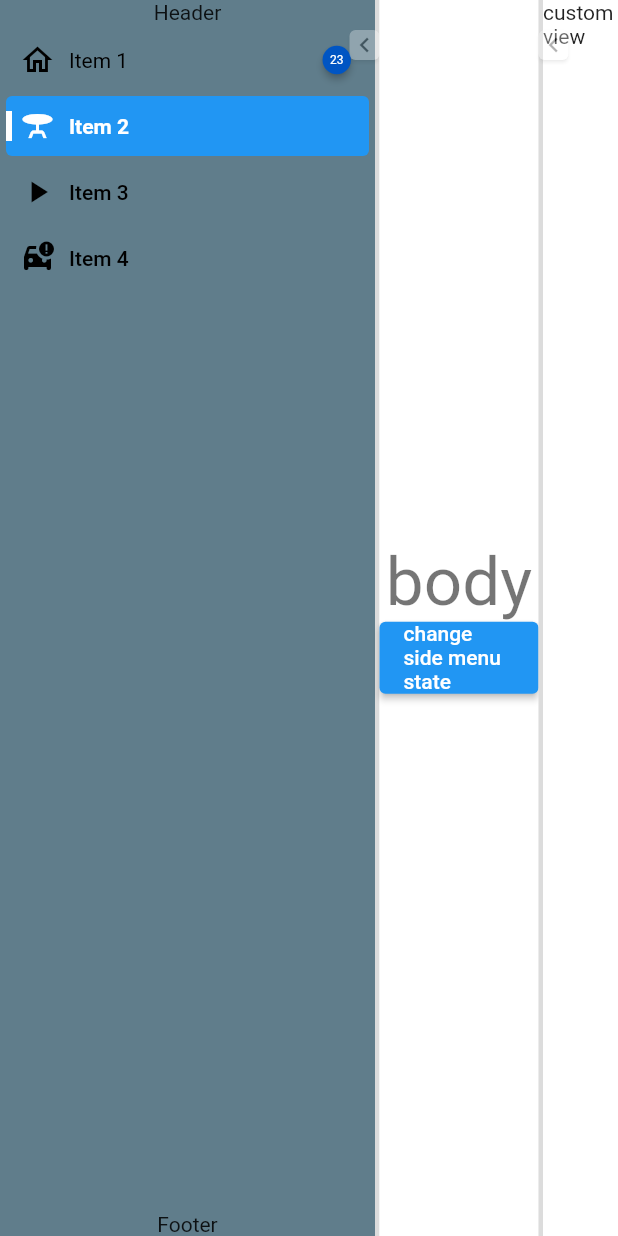
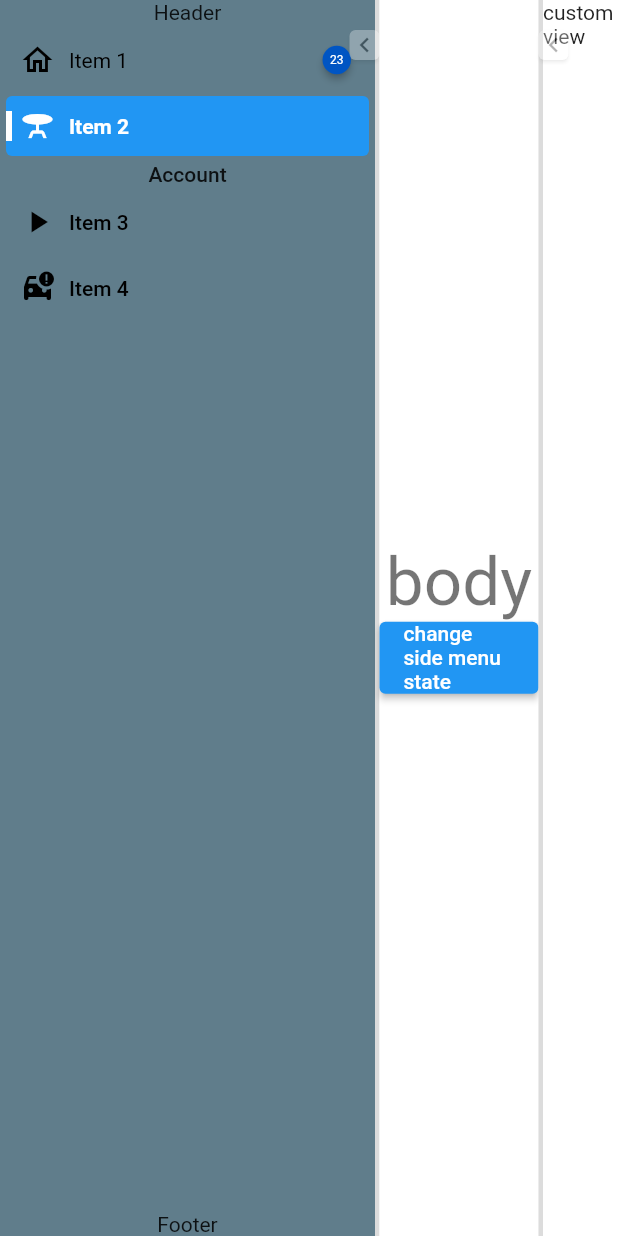
Before and after one commit to resfandiari/flutter_side_menu, a Flutter app: the screen it shows after launch, on a phone screen of 412 x 824 dp. Run offline on Flutter 3.47's test engine with Material 2 defaults, Android fonts, the phone set to English and light mode, and no system bars; drawn by our look-alikes of auto_size_text, badges; our stand-ins replace go_router.

Commit message:
Added support to align SideMenuItemDataTitle to left, center or right

```diff
--- a/example/lib/main.dart
+++ b/example/lib/main.dart
@@ -59,6 +59,10 @@ class _MyAppState extends State<MyApp> {
                       icon: const Icon(Icons.table_bar_outlined),
                       selectedIcon: const Icon(Icons.table_bar),
                     ),
+                    const SideMenuItemDataTitle(
+                      title: 'Account',
+                      textAlign: TextAlign.center,
+                    ),
                     SideMenuItemDataTile(
                       isSelected: false,
                       onTap: () {},
--- a/lib/src/data/side_menu_item_data.dart
+++ b/lib/src/data/side_menu_item_data.dart
@@ -60,11 +60,13 @@ class SideMenuItemDataTitle extends SideMenuItemData {
   const SideMenuItemDataTitle({
     required this.title,
     this.titleStyle,
+    this.textAlign,
     this.padding = Constants.itemMargin,
   }) : super();
 
   final String title;
   final TextStyle? titleStyle;
+  final TextAlign? textAlign;
   final EdgeInsetsDirectional padding;
 }
 
--- a/lib/src/item/side_menu_item_title.dart
+++ b/lib/src/item/side_menu_item_title.dart
@@ -26,6 +26,7 @@ class SideMenuItemTitle extends StatelessWidget {
       data.title,
       style: titleStyle,
       maxLines: 1,
+      textAlign: data.textAlign,
       overflow: TextOverflow.ellipsis,
     );
   }
```
